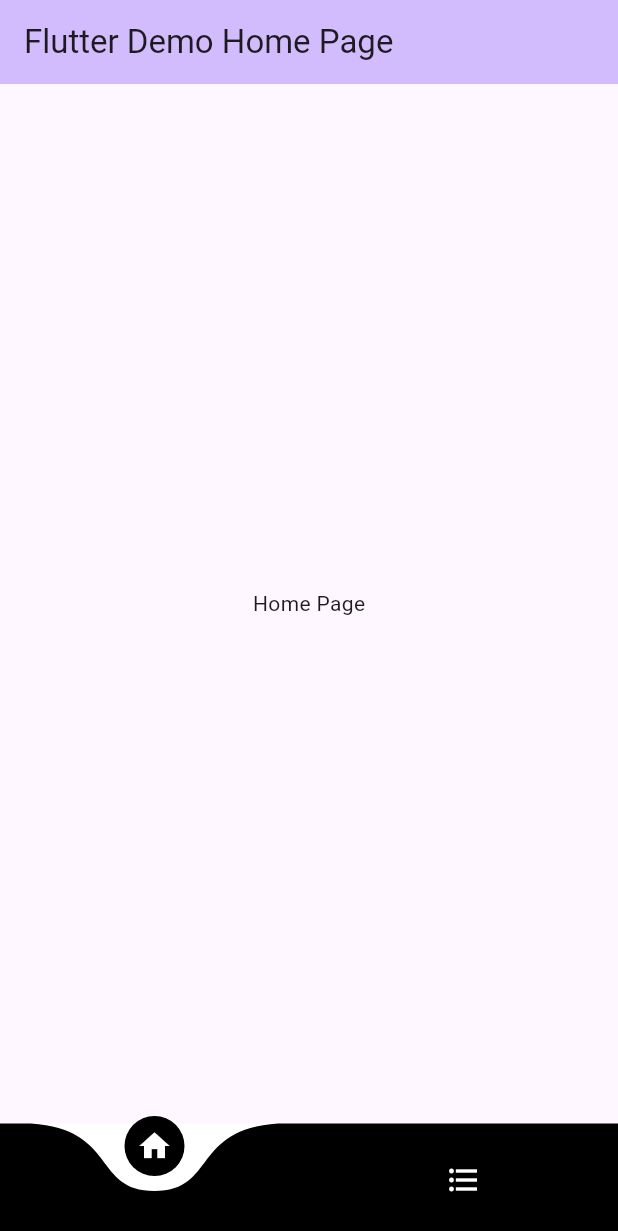
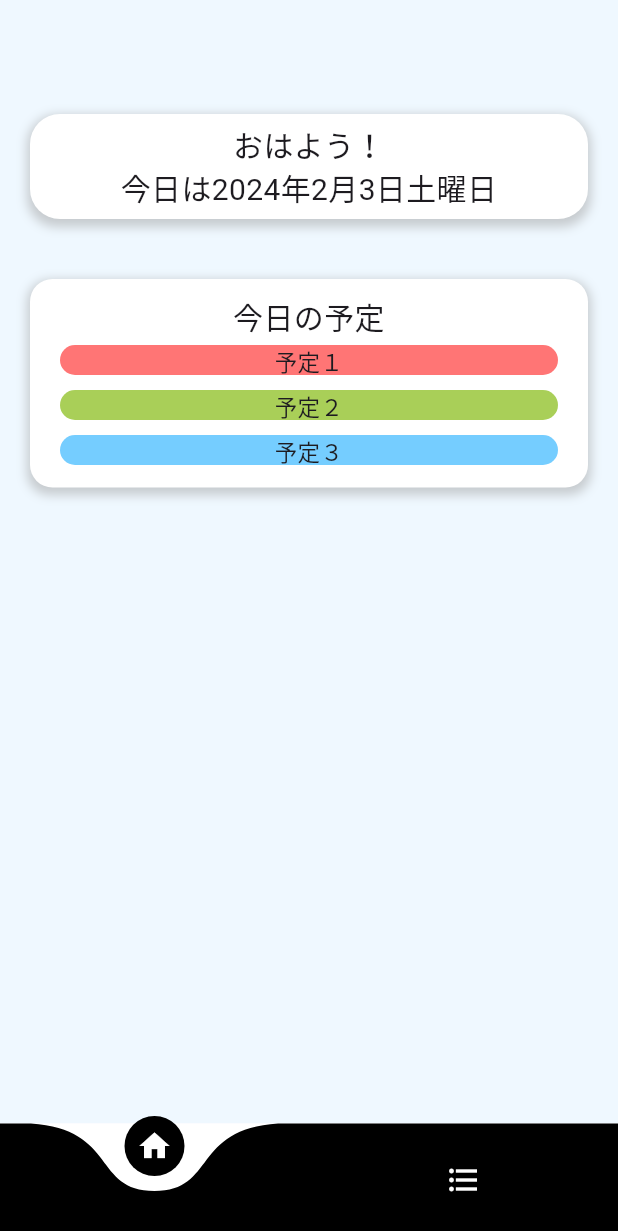
Before and after one commit to daifuku700/Cheese-Cream-Cheese, a Flutter app: the screen it shows after launch, on a phone screen of 412 x 824 dp. Shown: the top 1231 px of the screen. Run offline on Flutter 3.47's test engine with Material 3 defaults, Android fonts, the phone set to English and light mode, and no system bars; drawn by our look-alikes of curved_navigation_bar; our stand-ins replace firebase_core; accounts and stored records are empty.

Commit message:
ホーム画面の今日の予定のところまで完了

```diff
--- a/frontend/lib/main.dart
+++ b/frontend/lib/main.dart
@@ -45,8 +45,7 @@ class _MainPageState extends State<MainPage> {
     return Scaffold(
       //上のバー
       appBar: AppBar(
-        backgroundColor: Theme.of(context).colorScheme.inversePrimary,
-        title: Text(widget.title),
+        backgroundColor: Color(0xFFEFF8FF),
       ),
 
       //中身（各自のページファイルでいじる）
--- a/frontend/lib/pages/home_page.dart
+++ b/frontend/lib/pages/home_page.dart
@@ -12,9 +12,124 @@ class _HomePageState extends State<HomePage> {
   @override
   Widget build(BuildContext context) {
     return Scaffold(
+      backgroundColor: Color(0xFFEFF8FF),
       body: Center(
-          child:Text("Home Page")
-      ),
-    );
+          child: Column(
+          children: <Widget>[
+            //おはよう今日は〇〇の所
+            Container(
+              margin: const EdgeInsets.all(20.0),
+              height: 70,
+              decoration: BoxDecoration(
+                color: Colors.white,
+                borderRadius: BorderRadius.circular(20.0),
+                boxShadow: [
+                  BoxShadow(
+                    color: Colors.grey.withOpacity(0.5), // Set shadow color
+                    spreadRadius: 2, // Set the spread radius of the shadow
+                    blurRadius: 5, // Set the blur radius of the shadow
+                    offset: Offset(0, 3), // Set the offset of the shadow
+                  ),
+                ],
+              ),
+              child: Center(
+                child: Text(
+                  'おはよう！\n今日は2024年2月3日土曜日', // Add your text here
+                  style: TextStyle(
+                    fontSize: 20,
+                    fontWeight: FontWeight.normal,
+                  ),
+                  textAlign: TextAlign.center,
+                ),
+              )
+            ),
+            //今日の予定
+            Container(
+              padding: const EdgeInsets.all(10.0),
+              margin: const EdgeInsets.all(20.0),
+              decoration: BoxDecoration(
+                color: Colors.white,
+                borderRadius: BorderRadius.circular(15.0),
+                boxShadow: [
+                  BoxShadow(
+                    color: Colors.grey.withOpacity(0.5), // Set shadow color
+                    spreadRadius: 2, // Set the spread radius of the shadow
+                    blurRadius: 5, // Set the blur radius of the shadow
+                    offset: Offset(0, 3), // Set the offset of the shadow
+                  ),
+                ],
+              ),
+              child: Column(
+                children: <Widget>[
+                  Text(
+                  '今日の予定', // Add your text here
+                  style: TextStyle(
+                    fontSize: 20,
+                    fontWeight: FontWeight.normal,
+                  ),
+                    textAlign: TextAlign.center,
+                  ),
+                  //一つ一つの予定
+                  Container(
+                      margin: const EdgeInsets.symmetric(vertical: 5,horizontal: 10),
+                      height: 20,
+                      decoration: BoxDecoration(
+                        color: Color(0xFFFF7575),
+                        borderRadius: BorderRadius.circular(20.0),
+                      ),
+                      child: Center(
+                        child: Text(
+                          '予定１', // Add your text here
+                          style: TextStyle(
+                            fontSize: 15,
+                            fontWeight: FontWeight.normal,
+                          ),
+                          textAlign: TextAlign.center,
+                        ),
+                      )
+                  ),
+                  Container(
+                      margin: const EdgeInsets.symmetric(vertical: 5,horizontal: 10),
+                      height: 20,
+                      decoration: BoxDecoration(
+                        color: Color(0xFFA9CF58),
+                        borderRadius: BorderRadius.circular(20.0),
+                      ),
+                      child: Center(
+                        child: Text(
+                          '予定２', // Add your text here
+                          style: TextStyle(
+                            fontSize: 15,
+                            fontWeight: FontWeight.normal,
+                          ),
+                          textAlign: TextAlign.center,
+                        ),
+                      )
+                  ),
+                  Container(
+                      margin: const EdgeInsets.symmetric(vertical: 5,horizontal: 10),
+                      height: 20,
+                      decoration: BoxDecoration(
+                        color: Color(0xFF75CDFF),
+                        borderRadius: BorderRadius.circular(20.0),
+                      ),
+                      child: Center(
+                        child: Text(
+                          '予定３', // Add your text here
+                          style: TextStyle(
+                            fontSize: 15,
+                            fontWeight: FontWeight.normal,
+                          ),
+                          textAlign: TextAlign.center,
+                        ),
+                      )
+                  ),
+                ]
+              )
+            )
+          ]
+          )
+      )
+      );
   }
 }
```
Also changed, not shown: frontend/pubspec.lock, 2 other files.
